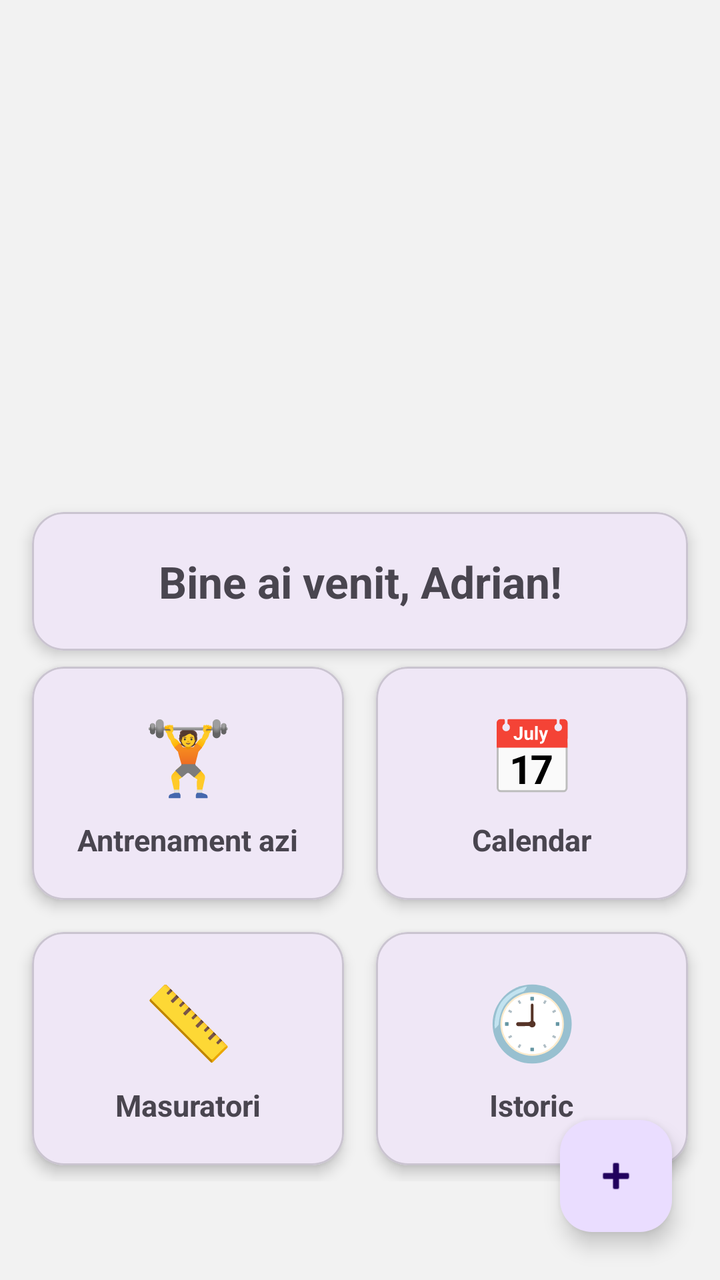
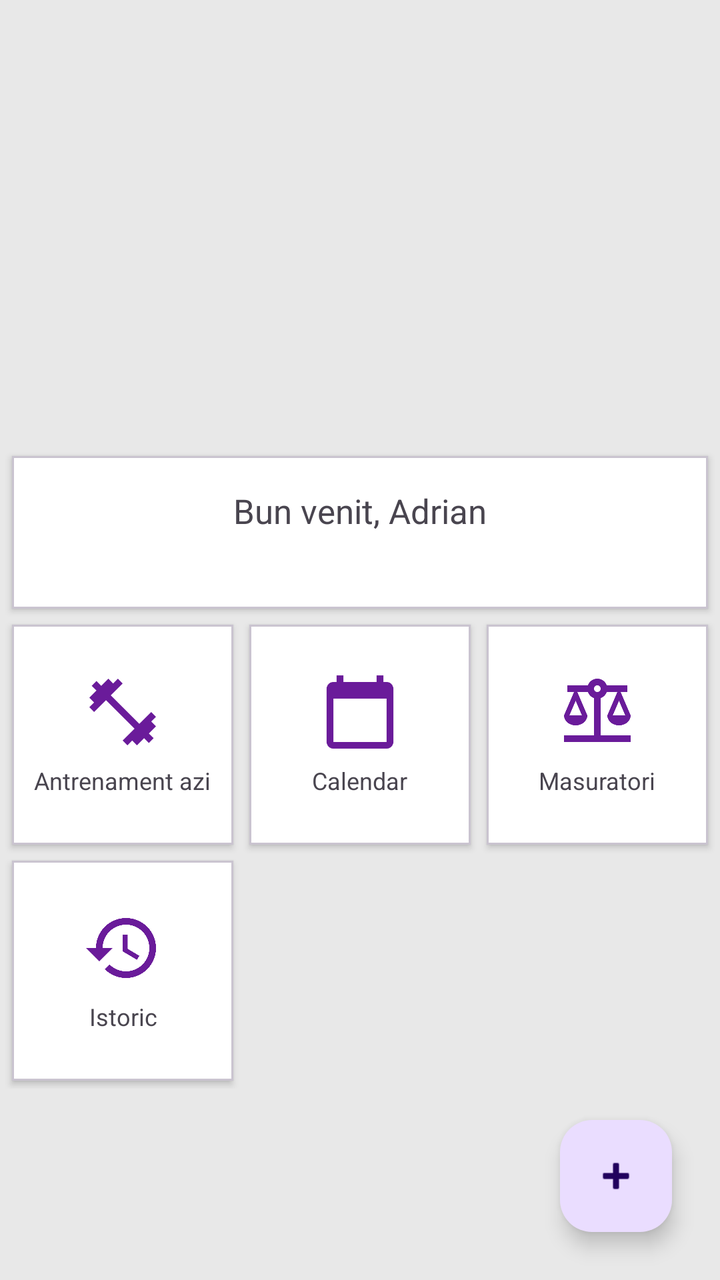

An Android layout rendered at two revisions. The XML below is the earlier revision; the diff shows what the commit changed to produce the second picture.
<!-- AndroidManifest.xml: application theme Theme.SalaDeFitness -->
<!-- res/layout/activity_home.xml -->
<?xml version="1.0" encoding="utf-8"?>
<androidx.constraintlayout.widget.ConstraintLayout
    xmlns:android="http://schemas.android.com/apk/res/android"
    xmlns:app="http://schemas.android.com/apk/res-auto"
    android:layout_width="match_parent"
    android:layout_height="match_parent"
    android:background="#F2F2F2">

    <ImageView
        android:id="@+id/imageHeader"
        android:layout_width="match_parent"
        android:layout_height="240dp"
        android:scaleType="centerCrop"
        android:src="@drawable/header_gym"
        android:contentDescription="Sala de fitness"
        app:layout_constraintTop_toTopOf="parent" />

    <com.google.android.material.card.MaterialCardView
        android:id="@+id/cardGreeting"
        android:layout_width="match_parent"
        android:layout_height="wrap_content"
        android:layout_margin="16dp"
        app:cardCornerRadius="16dp"
        app:cardElevation="4dp"
        app:layout_constraintTop_toBottomOf="@id/imageHeader">

        <TextView
            android:id="@+id/textGreeting"
            android:layout_width="match_parent"
            android:layout_height="wrap_content"
            android:gravity="center"
            android:padding="20dp"
            android:text="Bine ai venit, Adrian!"
            android:textSize="22sp"
            android:textStyle="bold" />
    </com.google.android.material.card.MaterialCardView>

    <GridLayout
        android:id="@+id/gridMenu"
        android:layout_width="match_parent"
        android:layout_height="wrap_content"
        android:layout_marginStart="8dp"
        android:layout_marginEnd="8dp"
        android:columnCount="2"
        app:layout_constraintTop_toBottomOf="@id/cardGreeting">

        <com.google.android.material.card.MaterialCardView
            android:id="@+id/cardToday"
            android:layout_width="0dp"
            android:layout_height="wrap_content"
            android:layout_columnWeight="1"
            android:layout_margin="8dp"
            app:cardCornerRadius="16dp"
            app:cardElevation="4dp">
            <LinearLayout
                android:layout_width="match_parent"
                android:layout_height="wrap_content"
                android:orientation="vertical"
                android:gravity="center"
                android:padding="20dp">
                <TextView
                    android:layout_width="wrap_content"
                    android:layout_height="wrap_content"
                    android:text="🏋️"
                    android:textSize="36sp" />
                <TextView
                    android:layout_width="wrap_content"
                    android:layout_height="wrap_content"
                    android:layout_marginTop="8dp"
                    android:text="Antrenament azi"
                    android:textSize="15sp"
                    android:textStyle="bold" />
            </LinearLayout>
        </com.google.android.material.card.MaterialCardView>

        <com.google.android.material.card.MaterialCardView
            android:id="@+id/cardCalendar"
            android:layout_width="0dp"
            android:layout_height="wrap_content"
            android:layout_columnWeight="1"
            android:layout_margin="8dp"
            app:cardCornerRadius="16dp"
            app:cardElevation="4dp">
            <LinearLayout
                android:layout_width="match_parent"
                android:layout_height="wrap_content"
                android:orientation="vertical"
                android:gravity="center"
                android:padding="20dp">
                <TextView
                    android:layout_width="wrap_content"
                    android:layout_height="wrap_content"
                    android:text="📅"
                    android:textSize="36sp" />
                <TextView
                    android:layout_width="wrap_content"
                    android:layout_height="wrap_content"
                    android:layout_marginTop="8dp"
                    android:text="Calendar"
                    android:textSize="15sp"
                    android:textStyle="bold" />
            </LinearLayout>
        </com.google.android.material.card.MaterialCardView>

        <com.google.android.material.card.MaterialCardView
            android:id="@+id/cardMeasurements"
            android:layout_width="0dp"
            android:layout_height="wrap_content"
            android:layout_columnWeight="1"
            android:layout_margin="8dp"
            app:cardCornerRadius="16dp"
            app:cardElevation="4dp">
            <LinearLayout
                android:layout_width="match_parent"
                android:layout_height="wrap_content"
                android:orientation="vertical"
                android:gravity="center"
                android:padding="20dp">
                <TextView
                    android:layout_width="wrap_content"
                    android:layout_height="wrap_content"
                    android:text="📏"
                    android:textSize="36sp" />
                <TextView
                    android:layout_width="wrap_content"
                    android:layout_height="wrap_content"
                    android:layout_marginTop="8dp"
                    android:text="Masuratori"
                    android:textSize="15sp"
                    android:textStyle="bold" />
            </LinearLayout>
        </com.google.android.material.card.MaterialCardView>

        <com.google.android.material.card.MaterialCardView
            android:id="@+id/cardHistory"
            android:layout_width="0dp"
            android:layout_height="wrap_content"
            android:layout_columnWeight="1"
            android:layout_margin="8dp"
            app:cardCornerRadius="16dp"
            app:cardElevation="4dp">
            <LinearLayout
                android:layout_width="match_parent"
                android:layout_height="wrap_content"
                android:orientation="vertical"
                android:gravity="center"
                android:padding="20dp">
                <TextView
                    android:layout_width="wrap_content"
                    android:layout_height="wrap_content"
                    android:text="🕘"
                    android:textSize="36sp" />
                <TextView
                    android:layout_width="wrap_content"
                    android:layout_height="wrap_content"
                    android:layout_marginTop="8dp"
                    android:text="Istoric"
                    android:textSize="15sp"
                    android:textStyle="bold" />
            </LinearLayout>
        </com.google.android.material.card.MaterialCardView>

    </GridLayout>

    <com.google.android.material.floatingactionbutton.FloatingActionButton
        android:id="@+id/fabAddHome"
        android:layout_width="wrap_content"
        android:layout_height="wrap_content"
        android:layout_margin="24dp"
        android:contentDescription="Adauga exercitiu"
        app:srcCompat="@android:drawable/ic_input_add"
        app:layout_constraintBottom_toBottomOf="parent"
        app:layout_constraintEnd_toEndOf="parent" />

</androidx.constraintlayout.widget.ConstraintLayout>
<!-- resources referenced by this layout -->
<resources>
  <!-- drawable header_gym: jpg bitmap (drawable, 15253 bytes) -->
  <style name="Theme.SalaDeFitness" parent="Base.Theme.SalaDeFitness" />
  <style name="Base.Theme.SalaDeFitness" parent="Theme.Material3.DayNight.NoActionBar">
          
          
      </style>
</resources>

<!-- the commit's change to res/layout/activity_home.xml (unified diff, before → after) -->
@@ -4,12 +4,12 @@
     xmlns:app="http://schemas.android.com/apk/res-auto"
     android:layout_width="match_parent"
     android:layout_height="match_parent"
-    android:background="#F2F2F2">
+    android:background="#E8E8E8">
 
     <ImageView
         android:id="@+id/imageHeader"
         android:layout_width="match_parent"
-        android:layout_height="240dp"
+        android:layout_height="220dp"
         android:scaleType="centerCrop"
         android:src="@drawable/header_gym"
         android:contentDescription="Sala de fitness"
@@ -19,144 +19,165 @@
         android:id="@+id/cardGreeting"
         android:layout_width="match_parent"
         android:layout_height="wrap_content"
-        android:layout_margin="16dp"
-        app:cardCornerRadius="16dp"
-        app:cardElevation="4dp"
+        android:layout_marginStart="6dp"
+        android:layout_marginEnd="6dp"
+        android:layout_marginTop="8dp"
+        app:cardCornerRadius="0dp"
+        app:cardElevation="2dp"
+        app:cardBackgroundColor="#FFFFFF"
         app:layout_constraintTop_toBottomOf="@id/imageHeader">
 
-        <TextView
-            android:id="@+id/textGreeting"
+        <LinearLayout
             android:layout_width="match_parent"
             android:layout_height="wrap_content"
+            android:orientation="vertical"
             android:gravity="center"
-            android:padding="20dp"
-            android:text="Bine ai venit, Adrian!"
-            android:textSize="22sp"
-            android:textStyle="bold" />
+            android:padding="16dp">
+
+            <TextView
+                android:id="@+id/textGreeting"
+                android:layout_width="wrap_content"
+                android:layout_height="wrap_content"
+                android:text="Bun venit, Adrian"
+                android:textSize="17sp" />
+
+            <TextView
+                android:id="@+id/textDateTime"
+                android:layout_width="wrap_content"
+                android:layout_height="wrap_content"
+                android:layout_marginTop="4dp"
+                android:textSize="13sp"
+                android:textColor="#666666" />
+        </LinearLayout>
     </com.google.android.material.card.MaterialCardView>
 
     <GridLayout
         android:id="@+id/gridMenu"
         android:layout_width="match_parent"
         android:layout_height="wrap_content"
-        android:layout_marginStart="8dp"
-        android:layout_marginEnd="8dp"
-        android:columnCount="2"
+        android:layout_marginStart="2dp"
+        android:layout_marginEnd="2dp"
+        android:layout_marginTop="4dp"
+        android:columnCount="3"
         app:layout_constraintTop_toBottomOf="@id/cardGreeting">
 
         <com.google.android.material.card.MaterialCardView
             android:id="@+id/cardToday"
             android:layout_width="0dp"
-            android:layout_height="wrap_content"
+            android:layout_height="110dp"
             android:layout_columnWeight="1"
-            android:layout_margin="8dp"
-            app:cardCornerRadius="16dp"
-            app:cardElevation="4dp">
+            android:layout_margin="4dp"
+            app:cardCornerRadius="0dp"
+            app:cardElevation="2dp"
+            app:cardBackgroundColor="#FFFFFF">
             <LinearLayout
                 android:layout_width="match_parent"
-                android:layout_height="wrap_content"
+                android:layout_height="match_parent"
                 android:orientation="vertical"
-                android:gravity="center"
-                android:padding="20dp">
+                android:gravity="center">
+                <ImageView
+                    android:layout_width="40dp"
+                    android:layout_height="40dp"
+                    android:src="@drawable/ic_fitness"
+                    android:contentDescription="Antrenament"
+                    app:tint="#6A1B9A" />
                 <TextView
                     android:layout_width="wrap_content"
                     android:layout_height="wrap_content"
-                    android:text="🏋️"
-                    android:textSize="36sp" />
-                <TextView
-                    android:layout_width="wrap_content"
-                    android:layout_height="wrap_content"
-                    android:layout_marginTop="8dp"
+                    android:layout_marginTop="6dp"
                     android:text="Antrenament azi"
-                    android:textSize="15sp"
-                    android:textStyle="bold" />
+                    android:textSize="12sp"
+                    android:gravity="center" />
             </LinearLayout>
         </com.google.android.material.card.MaterialCardView>
 
         <com.google.android.material.card.MaterialCardView
             android:id="@+id/cardCalendar"
             android:layout_width="0dp"
-            android:layout_height="wrap_content"
+            android:layout_height="110dp"
             android:layout_columnWeight="1"
-            android:layout_margin="8dp"
-            app:cardCornerRadius="16dp"
-            app:cardElevation="4dp">
+            android:layout_margin="4dp"
+            app:cardCornerRadius="0dp"
+            app:cardElevation="2dp"
+            app:cardBackgroundColor="#FFFFFF">
             <LinearLayout
                 android:layout_width="match_parent"
-                android:layout_height="wrap_content"
+                android:layout_height="match_parent"
                 android:orientation="vertical"
-                android:gravity="center"
-                android:padding="20dp">
+                android:gravity="center">
+                <ImageView
+                    android:layout_width="40dp"
+                    android:layout_height="40dp"
+                    android:src="@drawable/ic_calendar"
+                    android:contentDescription="Calendar"
+                    app:tint="#6A1B9A" />
                 <TextView
                     android:layout_width="wrap_content"
                     android:layout_height="wrap_content"
-                    android:text="📅"
-                    android:textSize="36sp" />
-                <TextView
-                    android:layout_width="wrap_content"
-                    android:layout_height="wrap_content"
-                    android:layout_marginTop="8dp"
+                    android:layout_marginTop="6dp"
                     android:text="Calendar"
-                    android:textSize="15sp"
-                    android:textStyle="bold" />
+                    android:textSize="12sp"
+                    android:gravity="center" />
             </LinearLayout>
         </com.google.android.material.card.MaterialCardView>
 
         <com.google.android.material.card.MaterialCardView
             android:id="@+id/cardMeasurements"
             android:layout_width="0dp"
-            android:layout_height="wrap_content"
+            android:layout_height="110dp"
             android:layout_columnWeight="1"
-            android:layout_margin="8dp"
-            app:cardCornerRadius="16dp"
-            app:cardElevation="4dp">
+            android:layout_margin="4dp"
+            app:cardCornerRadius="0dp"
+            app:cardElevation="2dp"
+            app:cardBackgroundColor="#FFFFFF">
             <LinearLayout
                 android:layout_width="match_parent"
-                android:layout_height="wrap_content"
+                android:layout_height="match_parent"
                 android:orientation="vertical"
-                android:gravity="center"
-                android:padding="20dp">
+                android:gravity="center">
+                <ImageView
+                    android:layout_width="40dp"
+                    android:layout_height="40dp"
+                    android:src="@drawable/ic_balance"
+                    android:contentDescription="Masuratori"
+                    app:tint="#6A1B9A" />
                 <TextView
                     android:layout_width="wrap_content"
                     android:layout_height="wrap_content"
-                    android:text="📏"
-                    android:textSize="36sp" />
-                <TextView
-                    android:layout_width="wrap_content"
-                    android:layout_height="wrap_content"
-                    android:layout_marginTop="8dp"
+                    android:layout_marginTop="6dp"
                     android:text="Masuratori"
-                    android:textSize="15sp"
-                    android:textStyle="bold" />
+                    android:textSize="12sp"
+                    android:gravity="center" />
             </LinearLayout>
         </com.google.android.material.card.MaterialCardView>
 
         <com.google.android.material.card.MaterialCardView
             android:id="@+id/cardHistory"
             android:layout_width="0dp"
-            android:layout_height="wrap_content"
+            android:layout_height="110dp"
             android:layout_columnWeight="1"
-            android:layout_margin="8dp"
-            app:cardCornerRadius="16dp"
-            app:cardElevation="4dp">
+            android:layout_margin="4dp"
+            app:cardCornerRadius="0dp"
+            app:cardElevation="2dp"
+            app:cardBackgroundColor="#FFFFFF">
             <LinearLayout
                 android:layout_width="match_parent"
-                android:layout_height="wrap_content"
+                android:layout_height="match_parent"
                 android:orientation="vertical"
-                android:gravity="center"
-                android:padding="20dp">
+                android:gravity="center">
+                <ImageView
+                    android:layout_width="40dp"
+                    android:layout_height="40dp"
+                    android:src="@drawable/ic_history"
+                    android:contentDescription="Istoric"
+                    app:tint="#6A1B9A" />
                 <TextView
                     android:layout_width="wrap_content"
                     android:layout_height="wrap_content"
-                    android:text="🕘"
-                    android:textSize="36sp" />
-                <TextView
-                    android:layout_width="wrap_content"
-                    android:layout_height="wrap_content"
-                    android:layout_marginTop="8dp"
+                    android:layout_marginTop="6dp"
                     android:text="Istoric"
-                    android:textSize="15sp"
-                    android:textStyle="bold" />
+                    android:textSize="12sp"
+                    android:gravity="center" />
             </LinearLayout>
         </com.google.android.material.card.MaterialCardView>
 
<!-- resource entries referenced after the edit -->
@@ -1,6 +1,50 @@
 <!-- resources referenced by this layout -->
 <resources>
   <!-- drawable header_gym: jpg bitmap (drawable, 15253 bytes) -->
+  <!-- drawable ic_balance (drawable) -->
+  <vector xmlns:android="http://schemas.android.com/apk/res/android"
+      android:width="24dp"
+      android:height="24dp"
+      android:viewportWidth="24"
+      android:viewportHeight="24"
+  >
+    <path
+        android:fillColor="@android:color/white"
+        android:pathData="M13,7.83c0.85,-0.3 1.53,-0.98 1.83,-1.83H18l-3,7c0,1.66 1.57,3 3.5,3s3.5,-1.34 3.5,-3l-3,-7h2V4h-6.17C14.42,2.83 13.31,2 12,2S9.58,2.83 9.17,4L3,4v2h2l-3,7c0,1.66 1.57,3 3.5,3S9,14.66 9,13L6,6h3.17c0.3,0.85 0.98,1.53 1.83,1.83V19H2v2h20v-2h-9V7.83zM20.37,13h-3.74l1.87,-4.36L20.37,13zM7.37,13H3.63L5.5,8.64L7.37,13zM12,6c-0.55,0 -1,-0.45 -1,-1c0,-0.55 0.45,-1 1,-1s1,0.45 1,1C13,5.55 12.55,6 12,6z"/>
+  </vector>
+  <!-- drawable ic_calendar (drawable) -->
+  <vector xmlns:android="http://schemas.android.com/apk/res/android"
+      android:width="24dp"
+      android:height="24dp"
+      android:viewportWidth="24"
+      android:viewportHeight="24"
+  >
+    <path
+        android:fillColor="@android:color/white"
+        android:pathData="M20,3h-1L19,1h-2v2L7,3L7,1L5,1v2L4,3c-1.1,0 -2,0.9 -2,2v16c0,1.1 0.9,2 2,2h16c1.1,0 2,-0.9 2,-2L22,5c0,-1.1 -0.9,-2 -2,-2zM20,21L4,21L4,8h16v13z"/>
+  </vector>
+  <!-- drawable ic_fitness (drawable) -->
+  <vector xmlns:android="http://schemas.android.com/apk/res/android"
+      android:width="24dp"
+      android:height="24dp"
+      android:viewportWidth="24"
+      android:viewportHeight="24"
+  >
+    <path
+        android:fillColor="@android:color/white"
+        android:pathData="M20.57,14.86L22,13.43 20.57,12 17,15.57 8.43,7 12,3.43 10.57,2 9.14,3.43 7.71,2 5.57,4.14 4.14,2.71 2.71,4.14l1.43,1.43L2,7.71l1.43,1.43L2,10.57 3.43,12 7,8.43 15.57,17 12,20.57 13.43,22l1.43,-1.43L16.29,22l2.14,-2.14 1.43,1.43 1.43,-1.43 -1.43,-1.43L22,16.29z"/>
+  </vector>
+  <!-- drawable ic_history (drawable) -->
+  <vector xmlns:android="http://schemas.android.com/apk/res/android"
+      android:width="24dp"
+      android:height="24dp"
+      android:viewportWidth="24"
+      android:viewportHeight="24"
+  >
+    <path
+        android:fillColor="@android:color/white"
+        android:pathData="M13,3c-4.97,0 -9,4.03 -9,9L1,12l3.89,3.89 0.07,0.14L9,12L6,12c0,-3.87 3.13,-7 7,-7s7,3.13 7,7 -3.13,7 -7,7c-1.93,0 -3.68,-0.79 -4.94,-2.06l-1.42,1.42C8.27,19.99 10.51,21 13,21c4.97,0 9,-4.03 9,-9s-4.03,-9 -9,-9zM12,8v5l4.28,2.54 0.72,-1.21 -3.5,-2.08L13.5,8L12,8z"/>
+  </vector>
   <style name="Theme.SalaDeFitness" parent="Base.Theme.SalaDeFitness" />
   <style name="Base.Theme.SalaDeFitness" parent="Theme.Material3.DayNight.NoActionBar">
           
